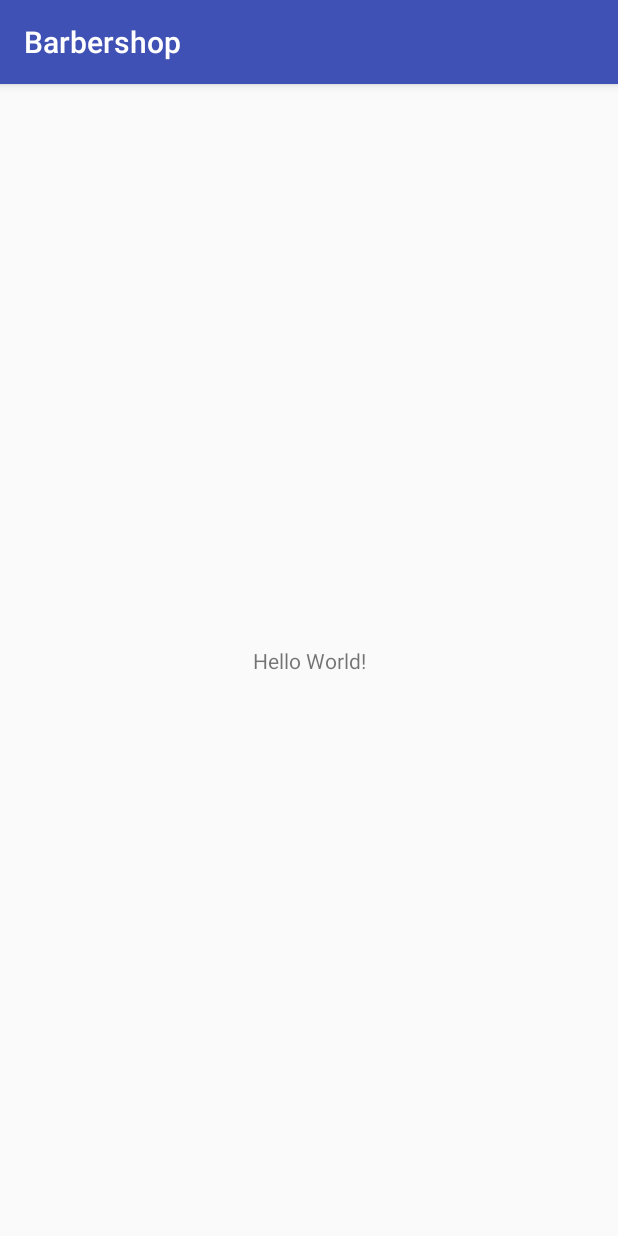
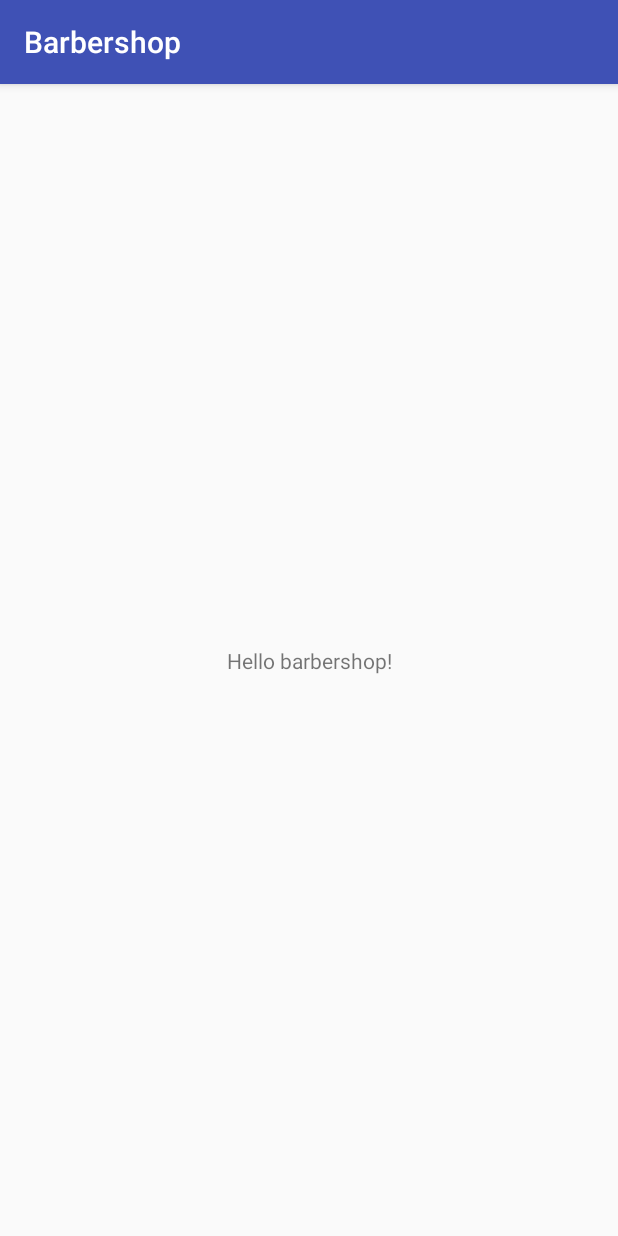
Before and after one commit to AviramSh/Barbershop, an Android app: the screen it shows after launch (MainActivity), on a phone screen of 412 x 824 dp. Run offline under Robolectric (Android 15) with nearby library versions, the phone set to English and light mode, and no system bars.

Commit message:
Test: Changed 'hello world' text to 'hello barbershop'!

```diff
--- a/app/src/main/res/layout/activity_main.xml
+++ b/app/src/main/res/layout/activity_main.xml
@@ -10,7 +10,7 @@
     <TextView
         android:layout_width="wrap_content"
         android:layout_height="wrap_content"
-        android:text="Hello World!"
+        android:text="Hello barbershop!"
         app:layout_constraintBottom_toBottomOf="parent"
         app:layout_constraintLeft_toLeftOf="parent"
         app:layout_constraintRight_toRightOf="parent"
```
